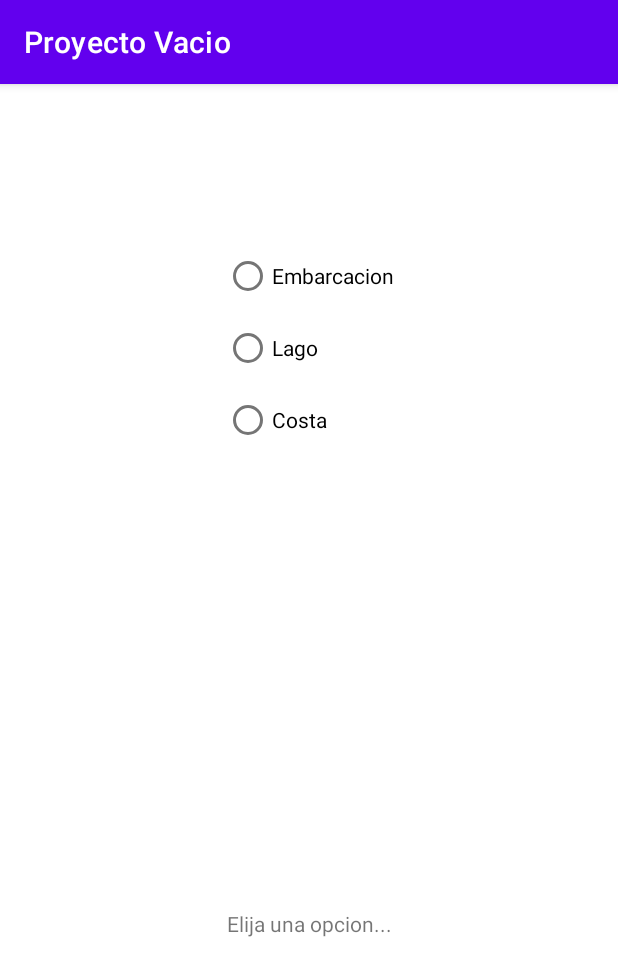
After one commit to MarkelJaure/Fishing-App, an Android app: the fragment HelpFragment shown on its own in the app's theme, on a phone screen of 412 x 824 dp. The commit adds this screen. Shown: the top 976 px of the screen. Run offline under Robolectric (Android 15) with nearby library versions, the phone set to English and light mode, and no system bars.

Commit message:
TOdas las actividades pasadas a fragmentos, falta linkearlos en el nav_graph

```diff
--- a/app/build.gradle
+++ b/app/build.gradle
@@ -43,6 +43,7 @@ dependencies {
     implementation 'com.google.android.material:material:1.5.0'
     implementation 'androidx.constraintlayout:constraintlayout:2.1.3'
     implementation 'androidx.legacy:legacy-support-v4:1.0.0'
+    implementation 'androidx.navigation:navigation-fragment:2.4.2'
     testImplementation 'junit:junit:4.13.2'
     androidTestImplementation 'androidx.test.ext:junit:1.1.3'
     androidTestImplementation 'androidx.test.espresso:espresso-core:3.4.0'
--- a/app/src/main/java/com/example/proyectovacio/DatePickerFragment.kt
+++ b/app/src/main/java/com/example/proyectovacio/DatePickerFragment.kt
@@ -13,6 +13,7 @@ class DatePicker : DialogFragment() {
         val year = mCalendar[Calendar.YEAR]
         val month = mCalendar[Calendar.MONTH]
         val dayOfMonth = mCalendar[Calendar.DAY_OF_MONTH]
+        //TODO: com.example.proyectovacio.MainActivity cannot be cast to android.app.DatePickerDialog$OnDateSetListener
         return DatePickerDialog(requireActivity(), activity as OnDateSetListener?, year, month, dayOfMonth)
     }
 }
--- a/app/src/main/java/com/example/proyectovacio/FormFragment.kt
+++ b/app/src/main/java/com/example/proyectovacio/FormFragment.kt
@@ -26,9 +26,6 @@ class FormFragment : Fragment(), DatePickerDialog.OnDateSetListener {
     private val model: MyViewModel by viewModels()
     private val mDatePickerDialogFragment = DatePicker()
 
-    override fun onCreate(savedInstanceState: Bundle?) {
-        super.onCreate(savedInstanceState)
-    }
 
     override fun onCreateView(
         inflater: LayoutInflater, container: ViewGroup?,
--- /dev/null
+++ b/app/src/main/java/com/example/proyectovacio/HelpFragment.kt
@@ -0,0 +1,34 @@
+package com.example.proyectovacio
+
+import android.os.Bundle
+import androidx.fragment.app.Fragment
+import android.view.LayoutInflater
+import android.view.View
+import android.view.ViewGroup
+import com.example.proyectovacio.databinding.FragmentHelpBinding
+
+
+
+
+class HelpFragment : Fragment(), Coordinadora {
+
+    private var _binding: FragmentHelpBinding? = null
+    private val binding get() = _binding!!
+
+
+    override fun onCreateView(
+        inflater: LayoutInflater, container: ViewGroup?,
+        savedInstanceState: Bundle?
+    ): View {
+        _binding = FragmentHelpBinding.inflate(layoutInflater)
+        val view = binding.root
+
+
+        return view
+    }
+
+    override fun onCambioDeModo(index: Int) {
+        val fragment = parentFragmentManager.findFragmentById(R.id.descripcionModosDePesca) as DescripcionFragment
+        fragment.cambiarModoPesca(index)
+    }
+}
--- a/app/src/main/res/layout/activity_fragment.xml
+++ b/app/src/main/res/layout-land/fragment_help.xml
@@ -4,25 +4,27 @@
     xmlns:tools="http://schemas.android.com/tools"
     android:layout_width="match_parent"
     android:layout_height="match_parent"
-    tools:context=".FragmentActivity">
+    tools:context=".HelpFragment">
 
-    <LinearLayout xmlns:android="http://schemas.android.com/apk/res/android"
-        xmlns:app="http://schemas.android.com/apk/res-auto"
-        xmlns:tools="http://schemas.android.com/tools"
+    <LinearLayout
         android:layout_width="match_parent"
         android:layout_height="match_parent"
-        android:orientation="vertical"
-        tools:context=".FragmentActivity">
-        <fragment android:name="com.example.proyectovacio.SelectorFragment"
+        android:orientation="horizontal"
+        tools:context=".HelpFragment">
+
+        <fragment
             android:id="@+id/listModosDePesca"
+            android:name="com.example.proyectovacio.SelectorFragment"
             android:layout_width="match_parent"
-            android:layout_height="wrap_content"
-            android:layout_weight="1"  />
-        <fragment android:name="com.example.proyectovacio.DescripcionFragment"
+            android:layout_height="match_parent"
+            android:layout_weight="2" />
+
+        <fragment
             android:id="@+id/descripcionModosDePesca"
+            android:name="com.example.proyectovacio.DescripcionFragment"
             android:layout_width="match_parent"
-            android:layout_height="wrap_content"
-            android:layout_weight="2" />
+            android:layout_height="match_parent"
+            android:layout_weight="1" />
     </LinearLayout>
 
 </androidx.constraintlayout.widget.ConstraintLayout>
--- a/app/src/main/res/layout-land/activity_fragment.xml
+++ b/app/src/main/res/layout/fragment_help.xml
@@ -4,27 +4,25 @@
     xmlns:tools="http://schemas.android.com/tools"
     android:layout_width="match_parent"
     android:layout_height="match_parent"
-    tools:context=".FragmentActivity">
+    tools:context=".HelpFragment">
 
-    <LinearLayout
+    <LinearLayout xmlns:android="http://schemas.android.com/apk/res/android"
+        xmlns:app="http://schemas.android.com/apk/res-auto"
+        xmlns:tools="http://schemas.android.com/tools"
         android:layout_width="match_parent"
         android:layout_height="match_parent"
-        android:orientation="horizontal"
-        tools:context=".FragmentActivity">
-
-        <fragment
+        android:orientation="vertical"
+        tools:context=".HelpFragment">
+        <fragment android:name="com.example.proyectovacio.SelectorFragment"
             android:id="@+id/listModosDePesca"
-            android:name="com.example.proyectovacio.SelectorFragment"
             android:layout_width="match_parent"
-            android:layout_height="match_parent"
+            android:layout_height="wrap_content"
+            android:layout_weight="1"  />
+        <fragment android:name="com.example.proyectovacio.DescripcionFragment"
+            android:id="@+id/descripcionModosDePesca"
+            android:layout_width="match_parent"
+            android:layout_height="wrap_content"
             android:layout_weight="2" />
-
-        <fragment
-            android:id="@+id/descripcionModosDePesca"
-            android:name="com.example.proyectovacio.DescripcionFragment"
-            android:layout_width="match_parent"
-            android:layout_height="match_parent"
-            android:layout_weight="1" />
     </LinearLayout>
 
 </androidx.constraintlayout.widget.ConstraintLayout>
```
Also changed, not shown: app/src/main/AndroidManifest.xml (+0 -11 lines), app/src/main/java/com/example/proyectovacio/ConfirmFragment.kt (added, +58 -0 lines), app/src/main/java/com/example/proyectovacio/DisplayMessageActivity.kt (deleted, +0 -59 lines), app/src/main/java/com/example/proyectovacio/FragmentActivity.kt (deleted, +0 -23 lines), app/src/main/res/layout-land/activity_displaymessage.xml (deleted, +0 -56 lines), app/src/main/res/navigation/navigation.xml (+6 -1 lines), app/src/main/res/layout/fragment_confirm.xml (renamed from app/src/main/res/layout/activity_displaymessage.xml).
